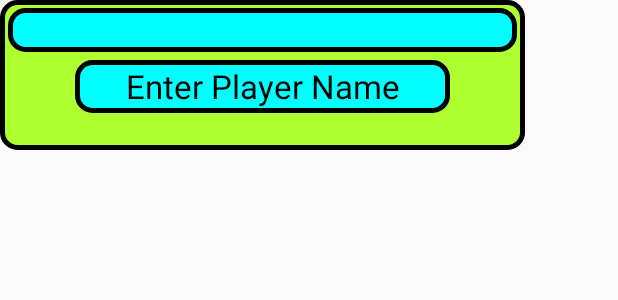
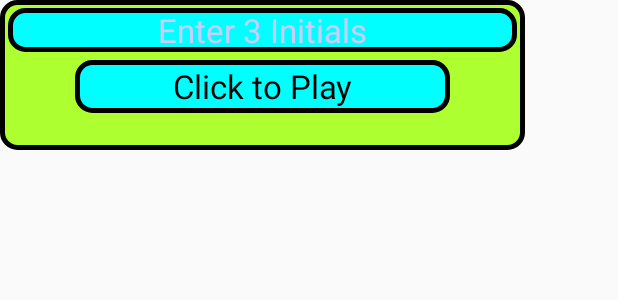
Before and after one commit to AppGuysInUSA/RapiTap, an Android app: the layout name_input.xml on its own in the app's theme, with its tools: preview values and no code run, on a phone screen of 412 x 824 dp. Shown: the top 300 px of the screen. Run offline under Robolectric (Android 15) with nearby library versions, the phone set to English and light mode, and no system bars.

```diff
--- a/app/src/main/res/layout/name_input.xml
+++ b/app/src/main/res/layout/name_input.xml
@@ -12,6 +12,8 @@
         android:layout_gravity="center_horizontal"
         android:gravity="center"
         android:textColor="#000000"
+        android:hint="Enter 3 Initials"
+        android:textColorHint="#CCCCFF"
         android:textAppearance="?android:attr/textAppearanceLarge"
         android:background="@drawable/layout_blue_bg"
         android:layout_marginTop="5dp"
@@ -25,7 +27,7 @@
         android:layout_height="35dp"
         android:background="@drawable/layout_blue_bg"
         android:gravity="center"
-        android:text="Enter Player Name"
+        android:text="Click to Play"
         android:textAppearance="?android:attr/textAppearanceLarge"
         android:textColor="#000000"
         android:layout_gravity="center_horizontal" />
```
Also changed, not shown: app/src/main/java/com/example/scott/rapitap/NameInputActivity.java (+28 -1 lines).
